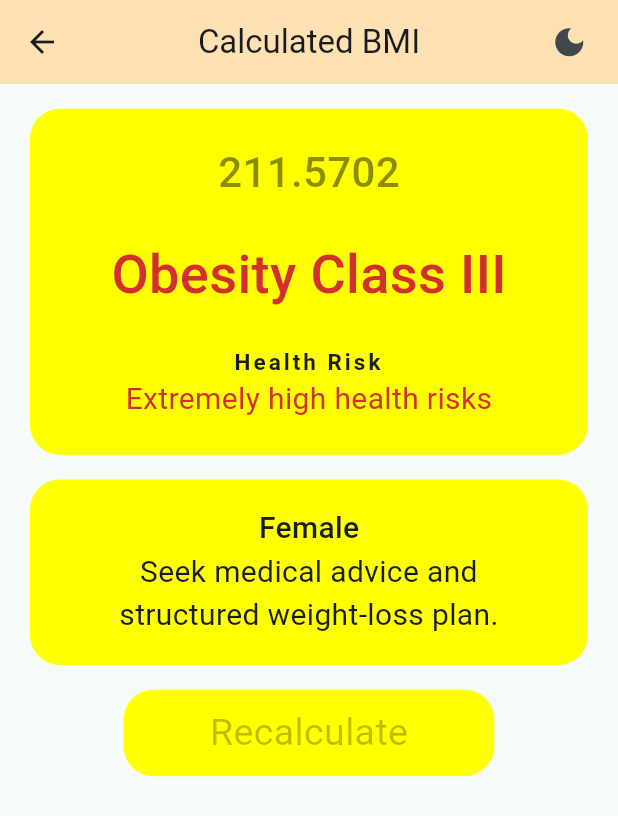
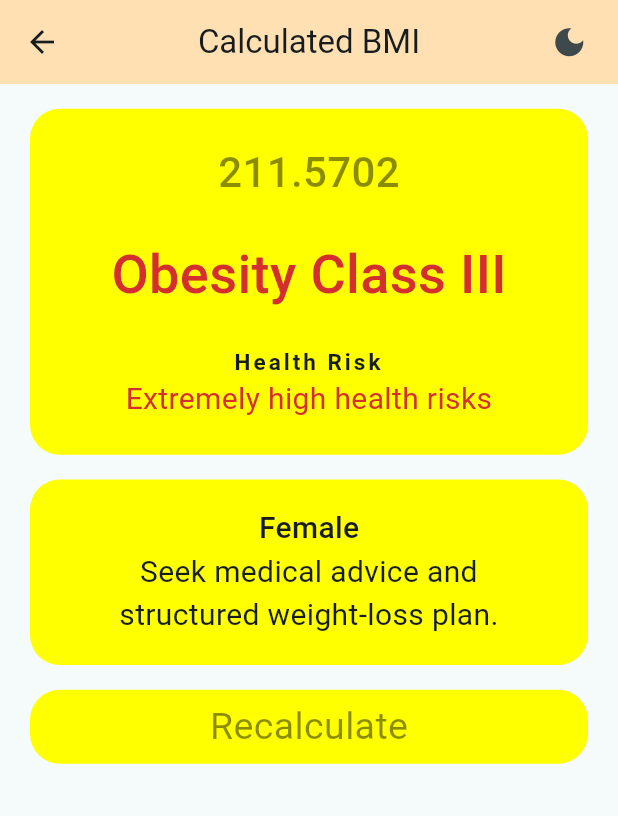
Before and after one commit to Ratndeep1999/bmi_calculator, a Flutter app: the screen it shows after launch, after a tap on "Calculate", on a phone screen of 412 x 824 dp. Shown: the top 816 px of the screen. Run offline on Flutter 3.47's test engine with Material 3 defaults, Android fonts, the phone set to English and light mode, and no system bars.

Commit message:
calculated_bmi_result_page.dart : Ui change and bhi show, categories add, health risk add, variables add, suggestions ui add, variable shift at their place, if else ladder ad to assign value in category, switch add to assign values base on category condition, get gender value

```diff
--- a/lib/calculated_bmi_result_page.dart
+++ b/lib/calculated_bmi_result_page.dart
@@ -204,8 +204,9 @@ class _CalculatedBmiState extends State<CalculatedBmi> {
                   Navigator.pop(context);
                 },
                 child: Container(
-                  height: MediaQuery.of(context).size.height * 0.07,
-                  width: MediaQuery.of(context).size.width * 0.6,
+                  height: MediaQuery.of(context).size.height * 0.06,
+                  width: double.infinity,
+                  // MediaQuery.of(context).size.width * 0.6,
                   decoration: BoxDecoration(
                     borderRadius: BorderRadius.circular(20),
                     color: Colors.yellowAccent,
@@ -214,7 +215,7 @@ class _CalculatedBmiState extends State<CalculatedBmi> {
                     child: Text(
                       "Recalculate",
                       style: TextStyle(
-                        color: Colors.black26,
+                        color: Colors.black45,
                         fontSize: 25,
                         fontWeight: FontWeight.w400,
                       ),
```
